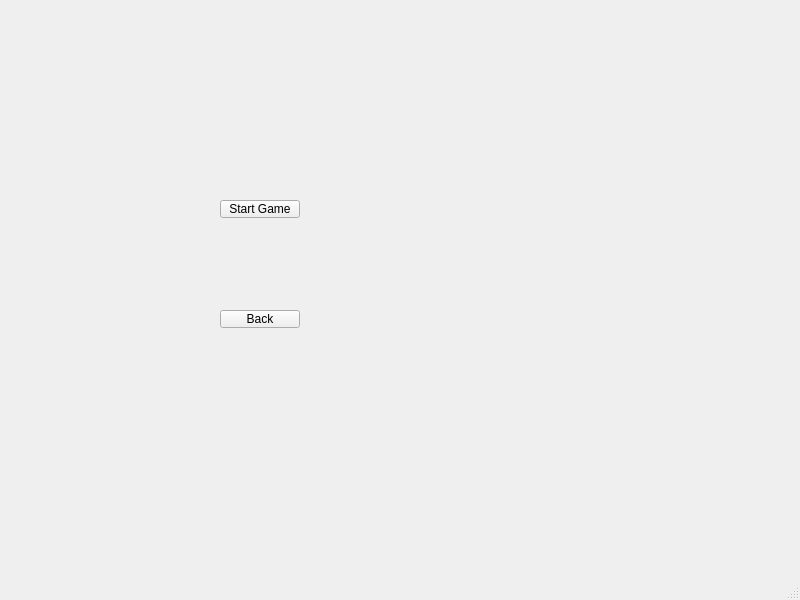
Old version of the form src/window/mappage.ui in the repository wzsCrossing/Generals-io.
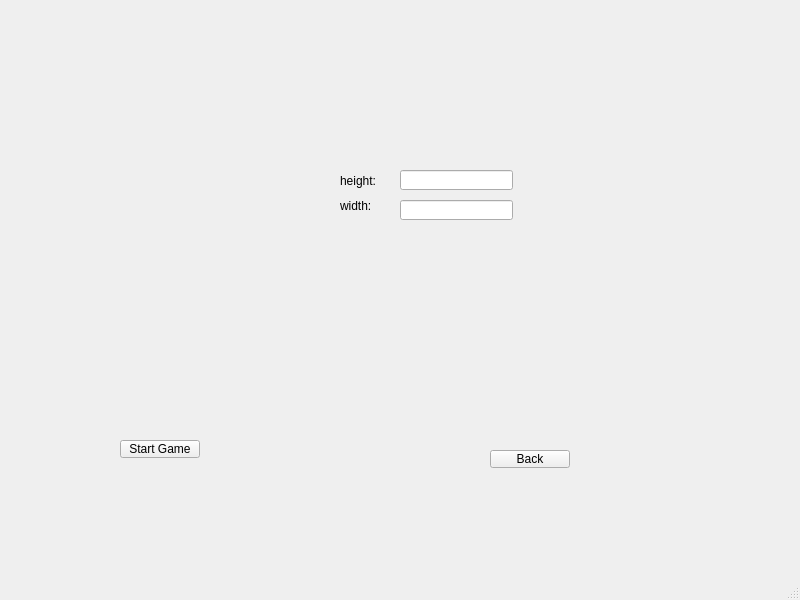
New version of the form.

What changed in the file:
```diff
--- a/src/window/mappage.ui
+++ b/src/window/mappage.ui
@@ -17,8 +17,8 @@
    <widget class="QPushButton" name="StartGame">
     <property name="geometry">
      <rect>
-      <x>220</x>
-      <y>200</y>
+      <x>120</x>
+      <y>440</y>
       <width>80</width>
       <height>18</height>
      </rect>
@@ -30,8 +30,8 @@
    <widget class="QPushButton" name="BackToMain">
     <property name="geometry">
      <rect>
-      <x>220</x>
-      <y>310</y>
+      <x>490</x>
+      <y>450</y>
       <width>80</width>
       <height>18</height>
      </rect>
@@ -40,6 +40,52 @@
      <string>Back</string>
     </property>
    </widget>
+   <widget class="QLineEdit" name="heightInput">
+    <property name="geometry">
+     <rect>
+      <x>400</x>
+      <y>170</y>
+      <width>113</width>
+      <height>20</height>
+     </rect>
+    </property>
+   </widget>
+   <widget class="QLineEdit" name="widthInput">
+    <property name="geometry">
+     <rect>
+      <x>400</x>
+      <y>200</y>
+      <width>113</width>
+      <height>20</height>
+     </rect>
+    </property>
+   </widget>
+   <widget class="QLabel" name="heightLabel">
+    <property name="geometry">
+     <rect>
+      <x>340</x>
+      <y>170</y>
+      <width>41</width>
+      <height>21</height>
+     </rect>
+    </property>
+    <property name="text">
+     <string>height:</string>
+    </property>
+   </widget>
+   <widget class="QLabel" name="widthLabel">
+    <property name="geometry">
+     <rect>
+      <x>340</x>
+      <y>200</y>
+      <width>40</width>
+      <height>12</height>
+     </rect>
+    </property>
+    <property name="text">
+     <string>width:</string>
+    </property>
+   </widget>
   </widget>
   <widget class="QMenuBar" name="menubar">
    <property name="geometry">
```
